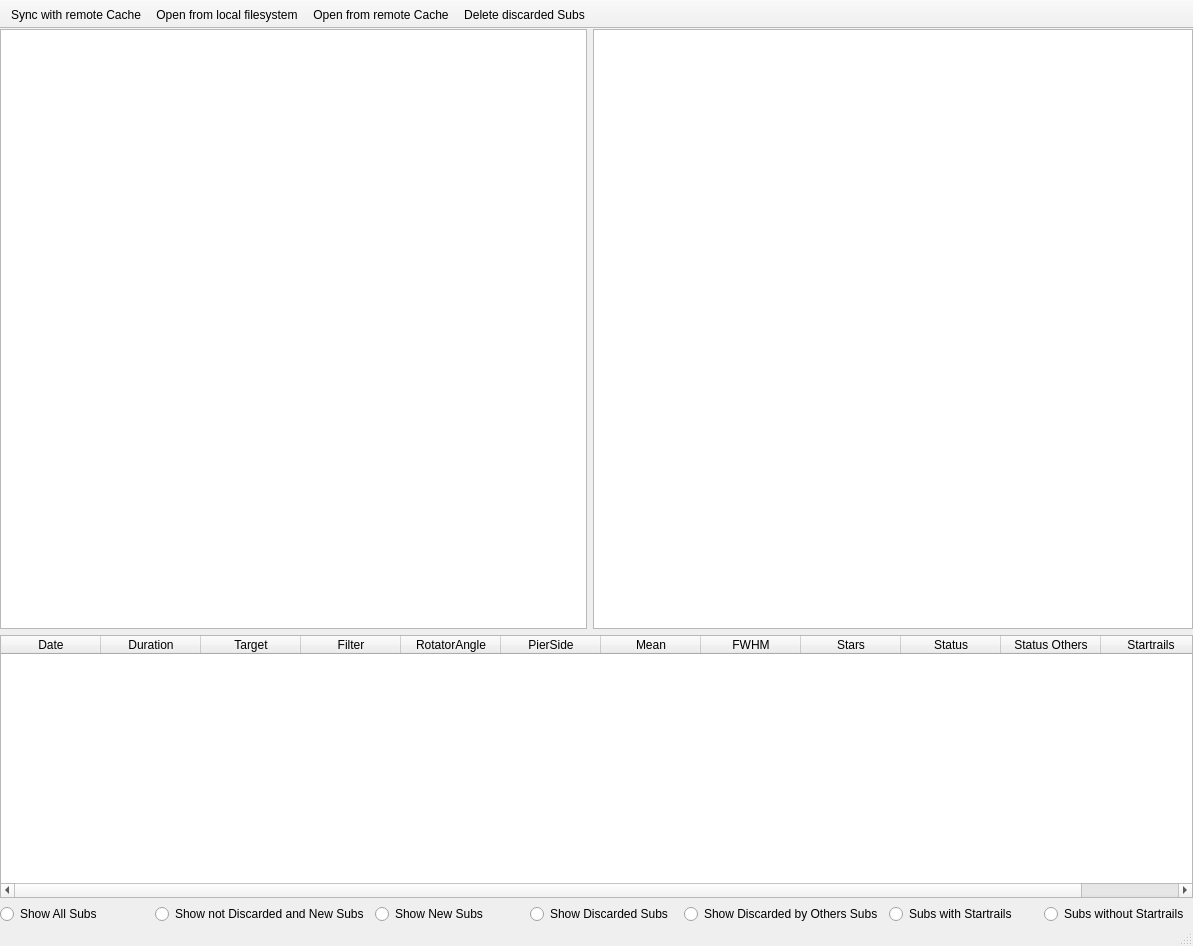
Old version of the form mainWindow.ui in the repository michael-ring/pyBlink.
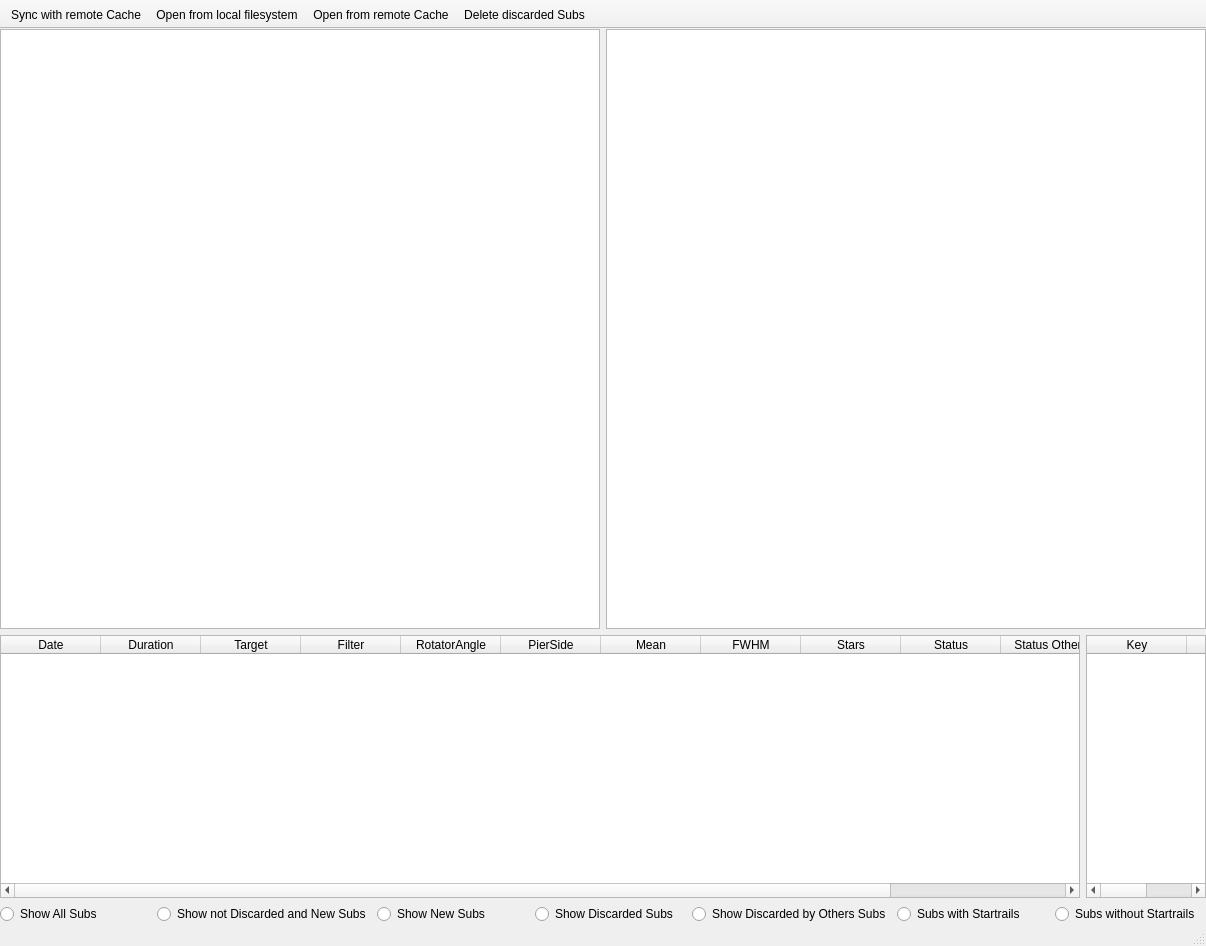
New version of the form. Icons and pictures are not drawn.

Commit message: New Area for status fields

What changed in the file:
```diff
--- a/mainWindow.ui
+++ b/mainWindow.ui
@@ -6,7 +6,7 @@
    <rect>
     <x>0</x>
     <y>0</y>
-    <width>1193</width>
+    <width>1206</width>
     <height>946</height>
    </rect>
   </property>
@@ -76,6 +76,8 @@
        </layout>
       </item>
       <item>
+       <layout class="QHBoxLayout" name="horizontaTableslLayout">
+        <item>
        <widget class="QTableWidget" name="tableWidget">
         <property name="sizeAdjustPolicy">
          <enum>QAbstractScrollArea::SizeAdjustPolicy::AdjustToContents</enum>
@@ -161,6 +163,25 @@
        </widget>
       </item>
       <item>
+         <widget class="QTableWidget" name="overviewTableWidget">
+          <property name="editTriggers">
+           <set>QAbstractItemView::EditTrigger::NoEditTriggers</set>
+          </property>
+          <column>
+           <property name="text">
+            <string>Key</string>
+           </property>
+          </column>
+          <column>
+           <property name="text">
+            <string>Walue</string>
+           </property>
+          </column>
+         </widget>
+        </item>
+       </layout>
+      </item>
+      <item>
        <layout class="QHBoxLayout" name="horizontalRadioButtonsLayout">
         <item>
          <widget class="QRadioButton" name="radioButton_all">
```
Left out of the diff: 2 changed lines with no effect on the pictures. Lines whose indentation alone changed are shown as unchanged. The commit also changes 1 other file.
